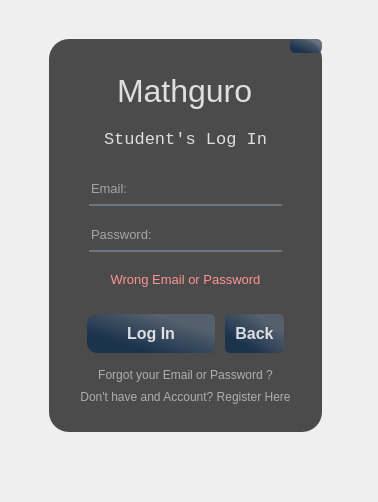
pat-gallardo/PreCalGuro, file studLogin.ui: the form before one commit.
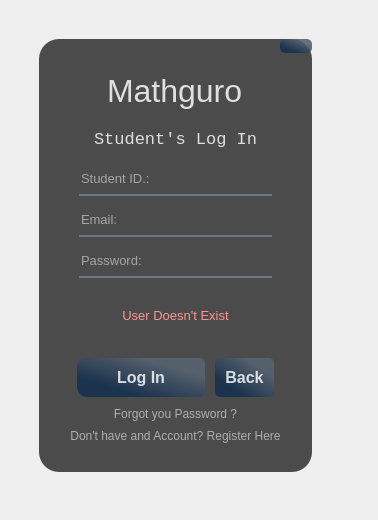
The form after the commit. The open tabs and pages were chosen to show the change. Icons and pictures are not drawn.

Diff of the .ui file:
```diff
--- a/studLogin.ui
+++ b/studLogin.ui
@@ -7,7 +7,7 @@
     <x>0</x>
     <y>0</y>
     <width>378</width>
-    <height>502</height>
+    <height>520</height>
    </rect>
   </property>
   <property name="windowTitle">
@@ -49,7 +49,7 @@
 	padding-top:5px;
 	background-color:rgba(105, 118, 132, 200)
 }
-#studEmail_lineEdit, #studPass_lineEdit{
+#studEmail_lineEdit, #studPass_lineEdit, #studID_lineEdit{
 background-color:rgba(0,0,0,0);
 border:none;
 border-bottom:2px solid rgba(105, 118, 132, 255);
@@ -61,10 +61,10 @@
    <widget class="QFrame" name="frame">
     <property name="geometry">
      <rect>
-      <x>40</x>
+      <x>30</x>
       <y>30</y>
       <width>291</width>
-      <height>411</height>
+      <height>451</height>
      </rect>
     </property>
     <property name="frameShape">
@@ -216,15 +216,15 @@
            </item>
            <item>
             <widget class="QWidget" name="widget_6" native="true">
-             <layout class="QVBoxLayout" name="verticalLayout_9">
+             <layout class="QVBoxLayout" name="verticalLayout_6">
               <property name="spacing">
-               <number>20</number>
+               <number>15</number>
               </property>
               <property name="leftMargin">
                <number>40</number>
               </property>
               <property name="topMargin">
-               <number>10</number>
+               <number>0</number>
               </property>
               <property name="rightMargin">
                <number>40</number>
@@ -232,6 +232,24 @@
               <property name="bottomMargin">
                <number>0</number>
               </property>
+              <item>
+               <widget class="QLineEdit" name="studID_lineEdit">
+                <property name="font">
+                 <font>
+                  <pointsize>10</pointsize>
+                 </font>
+                </property>
+                <property name="styleSheet">
+                 <string notr="true"/>
+                </property>
+                <property name="text">
+                 <string/>
+                </property>
+                <property name="placeholderText">
+                 <string>Student ID.:</string>
+                </property>
+               </widget>
+              </item>
               <item>
                <widget class="QLineEdit" name="studEmail_lineEdit">
                 <property name="font">
@@ -271,7 +289,7 @@
                 </property>
                </widget>
               </item>
-              <item>
+              <item alignment="Qt::AlignTop">
                <widget class="QWidget" name="warning_Widget" native="true">
                 <layout class="QVBoxLayout" name="verticalLayout_4">
                  <property name="spacing">
@@ -281,7 +299,7 @@
                   <number>0</number>
                  </property>
                  <property name="topMargin">
-                  <number>0</number>
+                  <number>6</number>
                  </property>
                  <property name="rightMargin">
                   <number>0</number>
@@ -289,6 +307,13 @@
                  <property name="bottomMargin">
                   <number>0</number>
                  </property>
+                 <item>
+                  <widget class="QStackedWidget" name="warningPages">
+                   <property name="currentIndex">
+                    <number>0</number>
+                   </property>
+                   <widget class="QWidget" name="page">
+                    <layout class="QVBoxLayout" name="verticalLayout_7">
                  <item>
                   <widget class="QLabel" name="label_5">
                    <property name="font">
@@ -298,7 +323,7 @@
                     </font>
                    </property>
                    <property name="text">
-                    <string>&lt;html&gt;&lt;head/&gt;&lt;body&gt;&lt;p&gt;&lt;span style=&quot; font-size:10pt; color:#ff9393;&quot;&gt;Wrong Email or Password&lt;/span&gt;&lt;/p&gt;&lt;/body&gt;&lt;/html&gt;</string>
+                        <string>&lt;html&gt;&lt;head/&gt;&lt;body&gt;&lt;p&gt;&lt;span style=&quot; font-size:10pt; color:#ff9393;&quot;&gt;Wrong ID, Email or Password&lt;/span&gt;&lt;/p&gt;&lt;/body&gt;&lt;/html&gt;</string>
                    </property>
                    <property name="textFormat">
                     <enum>Qt::RichText</enum>
@@ -310,14 +335,41 @@
                  </item>
                 </layout>
                </widget>
+                   <widget class="QWidget" name="page_2">
+                    <layout class="QVBoxLayout" name="verticalLayout_9">
+                     <item>
+                      <widget class="QLabel" name="label_6">
+                       <property name="font">
+                        <font>
+                         <family>MS Shell Dlg 2</family>
+                         <pointsize>8</pointsize>
+                        </font>
+                       </property>
+                       <property name="text">
+                        <string>&lt;html&gt;&lt;head/&gt;&lt;body&gt;&lt;p&gt;&lt;span style=&quot; font-size:10pt; color:#ff9393;&quot;&gt;User Doesn't Exist&lt;/span&gt;&lt;/p&gt;&lt;/body&gt;&lt;/html&gt;</string>
+                       </property>
+                       <property name="textFormat">
+                        <enum>Qt::RichText</enum>
+                       </property>
+                       <property name="alignment">
+                        <set>Qt::AlignCenter</set>
+                       </property>
+                      </widget>
               </item>
              </layout>
             </widget>
+                  </widget>
            </item>
           </layout>
          </widget>
         </item>
-        <item alignment="Qt::AlignVCenter">
+             </layout>
+            </widget>
+           </item>
+          </layout>
+         </widget>
+        </item>
+        <item>
          <widget class="QFrame" name="frame_3">
           <property name="frameShape">
            <enum>QFrame::StyledPanel</enum>
@@ -327,7 +379,7 @@
           </property>
           <layout class="QVBoxLayout" name="verticalLayout_3">
            <property name="spacing">
-            <number>15</number>
+            <number>10</number>
            </property>
            <property name="leftMargin">
             <number>0</number>
@@ -341,7 +393,7 @@
            <property name="bottomMargin">
             <number>0</number>
            </property>
-           <item alignment="Qt::AlignHCenter">
+           <item alignment="Qt::AlignHCenter|Qt::AlignBottom">
             <widget class="QWidget" name="widget_5" native="true">
              <layout class="QHBoxLayout" name="horizontalLayout">
               <property name="spacing">
@@ -474,7 +526,7 @@
              </layout>
             </widget>
            </item>
-           <item alignment="Qt::AlignHCenter">
+           <item alignment="Qt::AlignHCenter|Qt::AlignTop">
             <widget class="QWidget" name="widget_2" native="true">
              <layout class="QVBoxLayout" name="verticalLayout_5">
               <property name="spacing">
@@ -490,7 +542,7 @@
                <number>0</number>
               </property>
               <property name="bottomMargin">
-               <number>0</number>
+               <number>10</number>
               </property>
               <item alignment="Qt::AlignBottom">
                <widget class="QPushButton" name="toForgotPassStudButton">
@@ -504,7 +556,7 @@
 </string>
                 </property>
                 <property name="text">
-                 <string>Forgot your Email or Password ?</string>
+                 <string>Forgot you Password ?</string>
                 </property>
                 <property name="default">
                  <bool>false</bool>
```
Lines whose indentation alone changed are shown as unchanged.
